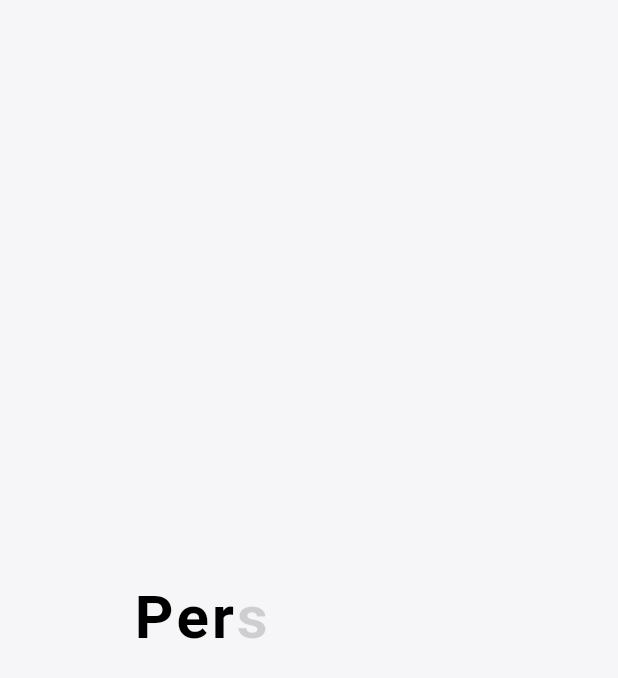
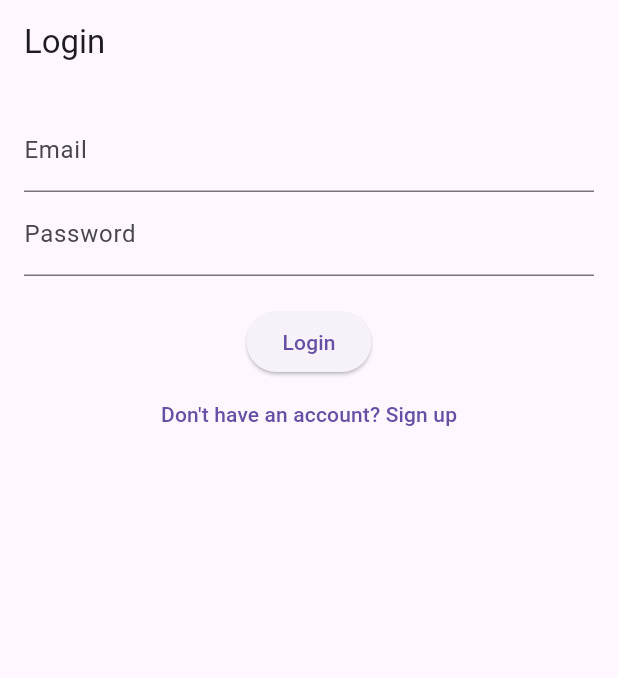
Before and after one commit to HariomTiwari404/personalyze, a Flutter app: the first screen one second after launch, on a phone screen of 412 x 824 dp. Shown: the top 678 px of the screen. Run offline on Flutter 3.47's test engine with Material 3 defaults, Android fonts, the phone set to English and light mode, and no system bars; our stand-ins replace camera, firebase_auth, firebase_core, flutter_gemini, speech_to_text; accounts and stored records are empty.

Commit message:
Add Firebase Authentication support and update dependencies

```diff
--- a/lib/main.dart
+++ b/lib/main.dart
@@ -1,9 +1,9 @@
+import 'package:firebase_auth/firebase_auth.dart';
 import 'package:firebase_core/firebase_core.dart';
 import 'package:flutter/material.dart';
 import 'package:flutter_gemini/flutter_gemini.dart';
 import 'package:personlayze/firebase_options.dart';
 import 'package:personlayze/screens/HomePage.dart';
-import 'package:personlayze/screens/SplacsScreen.dart';
 
 Future<void> main() async {
   const apiKey = 'AIzaSyAv1SPDJs6-MnFOZjScR_x5j4KECvwsDAE';
@@ -22,12 +22,123 @@ class MyApp extends StatelessWidget {
   Widget build(BuildContext context) {
     return MaterialApp(
       debugShowCheckedModeBanner: false,
-      initialRoute: '/home',
+      initialRoute:
+          FirebaseAuth.instance.currentUser == null ? '/login' : '/home',
       routes: {
-        '/home': (context) => SplashScreen(),
+        '/login': (context) => LoginPage(),
+        '/signup': (context) => SignUpPage(),
+        '/home': (context) => HomePage(),
         '/performance': (context) => HomePage(),
         '/profile': (context) => HomePage(),
       },
     );
   }
 }
+
+class LoginPage extends StatefulWidget {
+  const LoginPage({super.key});
+
+  @override
+  _LoginPageState createState() => _LoginPageState();
+}
+
+class _LoginPageState extends State<LoginPage> {
+  final TextEditingController emailController = TextEditingController();
+  final TextEditingController passwordController = TextEditingController();
+  final FirebaseAuth _auth = FirebaseAuth.instance;
+
+  void login() async {
+    try {
+      await _auth.signInWithEmailAndPassword(
+        email: emailController.text,
+        password: passwordController.text,
+      );
+      Navigator.pushReplacementNamed(context, '/home');
+    } catch (e) {
+      ScaffoldMessenger.of(context).showSnackBar(
+        SnackBar(content: Text("Login Failed: $e")),
+      );
+    }
+  }
+
+  @override
+  Widget build(BuildContext context) {
+    return Scaffold(
+      appBar: AppBar(title: Text("Login")),
+      body: Padding(
+        padding: EdgeInsets.all(16.0),
+        child: Column(
+          children: [
+            TextField(
+                controller: emailController,
+                decoration: InputDecoration(labelText: "Email")),
+            TextField(
+                controller: passwordController,
+                decoration: InputDecoration(labelText: "Password"),
+                obscureText: true),
+            SizedBox(height: 20),
+            ElevatedButton(onPressed: login, child: Text("Login")),
+            TextButton(
+              onPressed: () => Navigator.pushNamed(context, '/signup'),
+              child: Text("Don't have an account? Sign up"),
+            ),
+          ],
+        ),
+      ),
+    );
+  }
+}
+
+class SignUpPage extends StatefulWidget {
+  const SignUpPage({super.key});
+
+  @override
+  _SignUpPageState createState() => _SignUpPageState();
+}
+
+class _SignUpPageState extends State<SignUpPage> {
+  final TextEditingController emailController = TextEditingController();
+  final TextEditingController passwordController = TextEditingController();
+  final FirebaseAuth _auth = FirebaseAuth.instance;
+
+  void signUp() async {
+    try {
+      await _auth.createUserWithEmailAndPassword(
+        email: emailController.text,
+        password: passwordController.text,
+      );
+      Navigator.pushReplacementNamed(context, '/home');
+    } catch (e) {
+      ScaffoldMessenger.of(context).showSnackBar(
+        SnackBar(content: Text("Signup Failed: $e")),
+      );
+    }
+  }
+
+  @override
+  Widget build(BuildContext context) {
+    return Scaffold(
+      appBar: AppBar(title: Text("Sign Up")),
+      body: Padding(
+        padding: EdgeInsets.all(16.0),
+        child: Column(
+          children: [
+            TextField(
+                controller: emailController,
+                decoration: InputDecoration(labelText: "Email")),
+            TextField(
+                controller: passwordController,
+                decoration: InputDecoration(labelText: "Password"),
+                obscureText: true),
+            SizedBox(height: 20),
+            ElevatedButton(onPressed: signUp, child: Text("Sign Up")),
+            TextButton(
+              onPressed: () => Navigator.pushNamed(context, '/login'),
+              child: Text("Already have an account? Login"),
+            ),
+          ],
+        ),
+      ),
+    );
+  }
+}
```
Also changed, not shown: lib/screens/HomePage.dart (+16 -0 lines), pubspec.yaml (+4 -3 lines), pubspec.lock, 8 other files.
